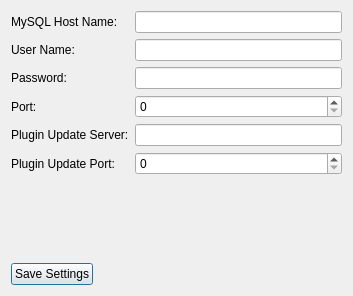
This is home/src/erp_dbsettings.ui in eboladev/smarterp as Qt 5 draws it before an edit. The edited form follows.
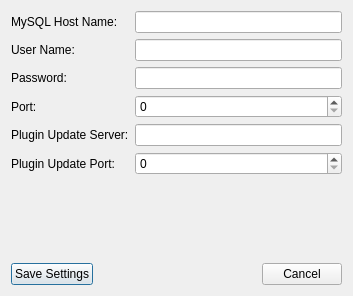
This is the edited form. Icons and pictures are not drawn.

Patch:
```diff
--- a/home/src/erp_dbsettings.ui
+++ b/home/src/erp_dbsettings.ui
@@ -125,6 +125,13 @@
        </property>
       </spacer>
      </item>
+     <item>
+      <widget class="QPushButton" name="pushButton">
+       <property name="text">
+        <string>Cancel</string>
+       </property>
+      </widget>
+     </item>
     </layout>
    </item>
   </layout>
```
Left out of the diff: 19 changed lines with no effect on the pictures.
